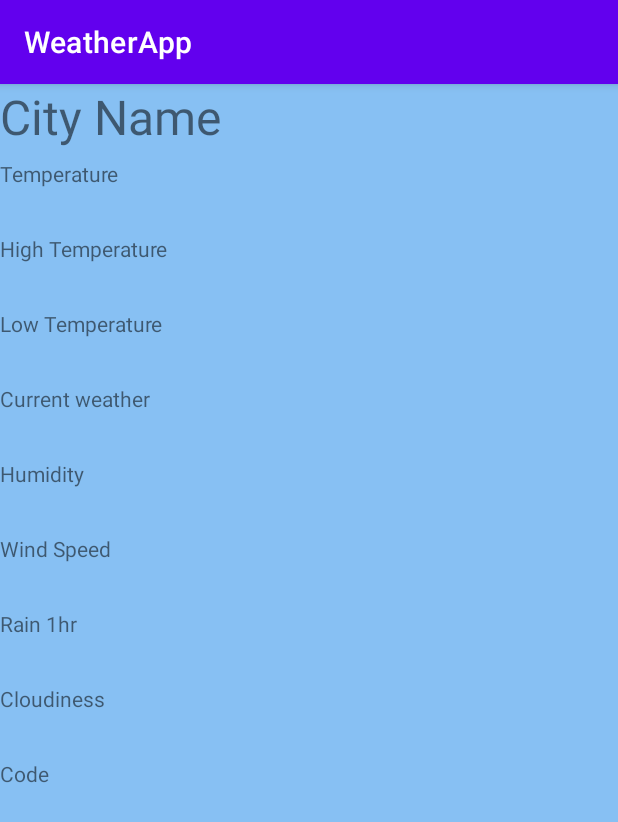
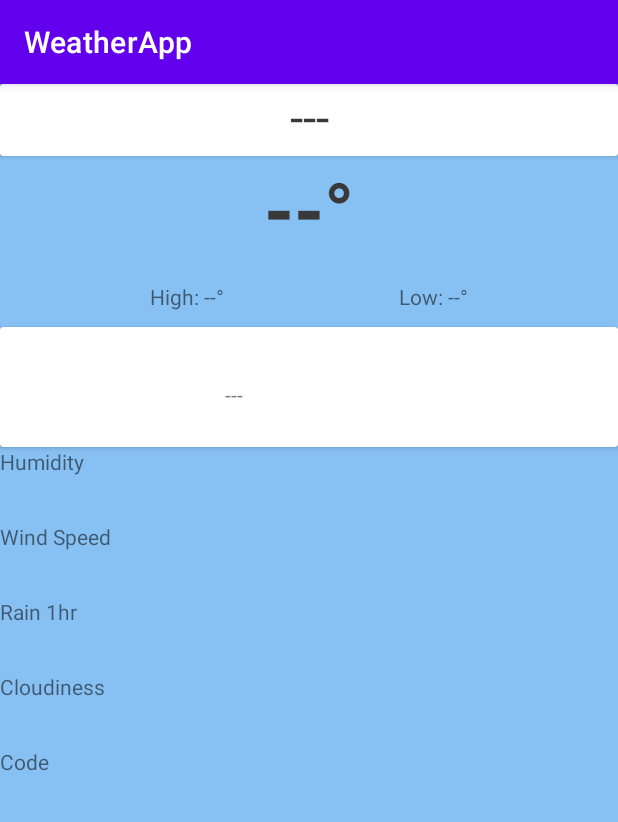
Before and after one commit to kate-arendes/WeatherApp, an Android app: the fragment WeatherFragment shown on its own in the app's theme, on a phone screen of 412 x 824 dp. Shown: the top 822 px of the screen. Run offline under Robolectric (Android 15) with nearby library versions, the phone set to English and light mode, and no system bars; pictures from the network do not load; 3 statements that could not run were skipped.

Commit message:
Added fun animations and began formatting fragment_weather.xml

```diff
--- a/app/build.gradle
+++ b/app/build.gradle
@@ -43,6 +43,7 @@ dependencies {
     implementation 'com.google.android.material:material:1.8.0'
     implementation 'com.google.android.gms:play-services-maps:18.1.0'
     implementation 'androidx.constraintlayout:constraintlayout:2.1.4'
+    implementation 'androidx.cardview:cardview:1.0.0'
     implementation 'com.google.android.gms:play-services-location:21.0.1'
     implementation 'com.google.android.gms:play-services-maps:18.1.0'
     implementation 'com.squareup.retrofit2:retrofit:2.9.0'
--- a/app/src/main/java/com/umsl/kma9q7/weatherapp/MapsActivity.kt
+++ b/app/src/main/java/com/umsl/kma9q7/weatherapp/MapsActivity.kt
@@ -120,6 +120,13 @@ class MapsActivity : AppCompatActivity(), OnMapReadyCallback {
                 BitmapDescriptorFactory.HUE_BLUE)).position(currentLoc).title("Current Location"))
             mMap.addMarker(MarkerOptions().position(umslLoc).title("UMSL"))
             mMap.moveCamera(CameraUpdateFactory.newLatLng(currentLoc))
+            mMap.animateCamera(
+                CameraUpdateFactory.newLatLngZoom(
+                    LatLng(
+                        location!!.latitude,
+                        location.longitude
+                    ), 11.0f
+                ))
 
         } else {
             Toast.makeText(this, "No permission", Toast.LENGTH_SHORT).show();
--- a/app/src/main/java/com/umsl/kma9q7/weatherapp/WeatherFragment.kt
+++ b/app/src/main/java/com/umsl/kma9q7/weatherapp/WeatherFragment.kt
@@ -80,16 +80,16 @@ class WeatherFragment : Fragment() {
                 if(response.isSuccessful){
                     val weatherData = response.body()!!
                     Glide.with(view.context).load("https://openweathermap.org/img/w/${weatherData.weather[0].icon}.png").into(icon)
-                    temp.text = weatherData.main.temp.toInt().toString()
-                    highTemp.text = "High: " + weatherData.main.tempMax.toInt().toString()
-                    lowTemp.text = "Low: " + weatherData.main.tempMin.toInt().toString()
+                    temp.text = weatherData.main.temp.toInt().toString() + "°"
+                    highTemp.text = "High: " + weatherData.main.tempMax.toInt().toString() + "°"
+                    lowTemp.text = "Low: " + weatherData.main.tempMin.toInt().toString() + "°"
                     description.text = weatherData.weather[0].description.capitalize()
-                    humidity.text = weatherData.main.humidity.toString()
-                    pressure.text = weatherData.main.pressure.toString()
-                    windspeed.text = weatherData.wind.speed.toString()
-                    cloudiness.text = weatherData.clouds.all.toString()
+                    humidity.text = "Humidity: " + weatherData.main.humidity.toString() + "%"
+                    pressure.text = "Pressure: " + weatherData.main.pressure.toString()
+                    windspeed.text = "Wind Speed: " + weatherData.wind.speed.toString() + "mph"
+                    cloudiness.text = "Cloud %: " + weatherData.clouds.all.toString()
 
-                    code.text = weatherData.weather[0].id.toString()
+                    code.text = "OpenWeather weather code: " + weatherData.weather[0].id.toString()
 
                 }
             }
--- a/app/src/main/res/layout/fragment_weather.xml
+++ b/app/src/main/res/layout/fragment_weather.xml
@@ -9,57 +9,92 @@
     android:orientation="vertical"
     android:id="@+id/clWeather">
 
+
+    <androidx.cardview.widget.CardView
+        android:layout_width="match_parent"
+        android:layout_height="wrap_content"
+        app:layout_constraintStart_toStartOf="parent"
+        app:layout_constraintTop_toTopOf="parent"
+        android:id="@+id/locationCard">
+
+
     <TextView
         android:id="@+id/location"
         android:layout_width="match_parent"
-        android:layout_height="50dp"
+        android:layout_height="48dp"
         android:textSize="32sp"
         app:layout_constraintTop_toTopOf="parent"
         app:layout_constraintLeft_toLeftOf="parent"
-        android:text="City Name" />
+        android:text="---"
+        android:textAlignment="center"
+        android:textColor="#393939"/>
+
+
+    </androidx.cardview.widget.CardView>
 
 
     <TextView
-        app:layout_constraintTop_toBottomOf="@id/location"
-        app:layout_constraintLeft_toLeftOf="parent"
         android:id="@+id/temp"
         android:layout_width="match_parent"
-        android:layout_height="50dp"
-        android:text="Temperature" />
+        android:layout_height="64dp"
+        android:textSize="52sp"
+        android:textAlignment="center"
+        android:text="--°"
+        app:layout_constraintEnd_toEndOf="parent"
+        app:layout_constraintLeft_toLeftOf="parent"
+        app:layout_constraintTop_toBottomOf="@id/locationCard"
+        android:textColor="#393939"
+        android:textStyle="bold" />
 
     <TextView
         app:layout_constraintTop_toBottomOf="@id/temp"
         app:layout_constraintLeft_toLeftOf="parent"
         android:id="@+id/hightemp"
-        android:layout_width="match_parent"
+        android:layout_width="wrap_content"
         android:layout_height="50dp"
-        android:text="High Temperature" />
+        android:text="High: --°"
+        android:paddingTop="20dp"
+        android:paddingLeft="100dp"
+        android:textAlignment="center"/>
 
     <TextView
+        app:layout_constraintTop_toBottomOf="@id/temp"
+        app:layout_constraintRight_toRightOf="parent"
+        android:id="@+id/lowtemp"
+        android:paddingTop="20dp"
+        android:layout_width="wrap_content"
+        android:layout_height="50dp"
+        android:text="Low: --°"
+        android:textAlignment="center"
+        android:paddingRight="100dp"/>
+
+    <androidx.cardview.widget.CardView
+        android:layout_width="match_parent"
+        android:layout_height="80dp"
         app:layout_constraintTop_toBottomOf="@id/hightemp"
-        app:layout_constraintLeft_toLeftOf="parent"
-        android:id="@+id/lowtemp"
-        android:layout_width="match_parent"
-        android:layout_height="50dp"
-        android:text="Low Temperature" />
+        android:id="@+id/descriptionCard">
 
     <ImageView
         android:id="@+id/icon"
         app:layout_constraintLeft_toLeftOf="parent"
-        app:layout_constraintTop_toBottomOf="@id/lowtemp"
+        app:layout_constraintTop_toTopOf="parent"
         android:layout_width="100dp"
         android:layout_height="100dp" />
 
-    <TextView
-        app:layout_constraintTop_toBottomOf="@id/lowtemp"
-        app:layout_constraintLeft_toLeftOf="parent"
-        android:id="@+id/description"
-        android:layout_width="match_parent"
-        android:layout_height="50dp"
-        android:text="Current weather" />
+        <TextView
+            android:id="@+id/description"
+            android:layout_width="wrap_content"
+            android:layout_height="match_parent"
+            android:text="---"
+            app:layout_constraintLeft_toRightOf="@id/icon"
+            app:layout_constraintTop_toTopOf="parent"
+            android:paddingLeft="150dp"
+            android:paddingTop="35dp"/>
+
+    </androidx.cardview.widget.CardView>
 
     <TextView
-        app:layout_constraintTop_toBottomOf="@id/description"
+        app:layout_constraintTop_toBottomOf="@id/descriptionCard"
         app:layout_constraintLeft_toLeftOf="parent"
         android:id="@+id/humidity"
         android:layout_width="match_parent"
```
